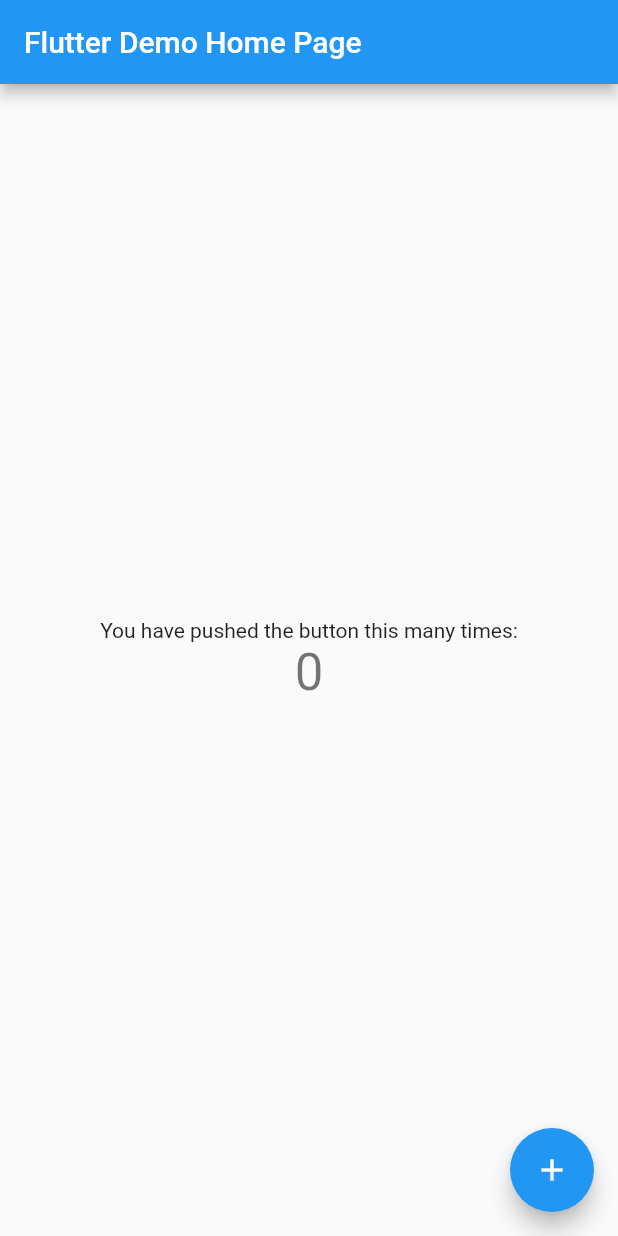
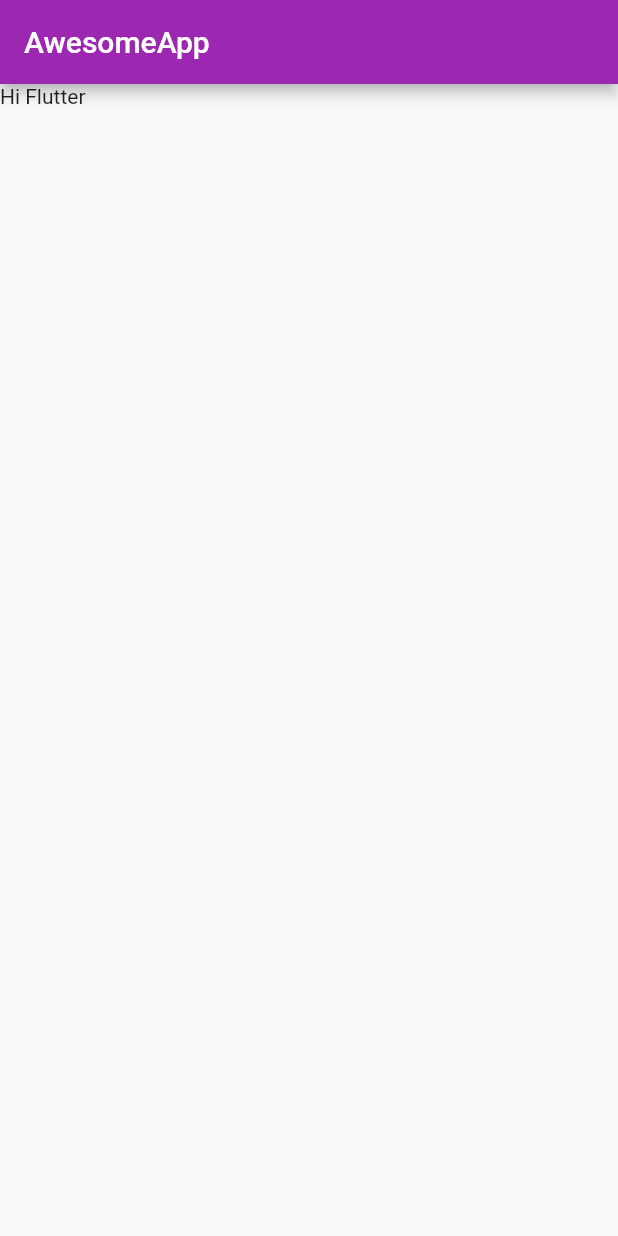
Before and after one commit to jonathas3c/flutter-basics, a Flutter app: the screen it shows after launch, on a phone screen of 412 x 824 dp. Run offline on Flutter 3.47's test engine with Material 2 defaults, Android fonts, the phone set to English and light mode, and no system bars.

Commit message:
AppBar formatted

```diff
--- a/lib/main.dart
+++ b/lib/main.dart
@@ -1,117 +1,25 @@
+
 import 'package:flutter/material.dart';
 
 void main() {
-  runApp(MyApp());
+  // WidgetsApp //MaterialApp //CupertinoApp
+  runApp(MaterialApp(
+    home: HomePage(),
+    theme: ThemeData(
+      primarySwatch: Colors.purple,
+    ),
+  ));
 }
 
-class MyApp extends StatelessWidget {
-  // This widget is the root of your application.
+class HomePage extends StatelessWidget {
   @override
   Widget build(BuildContext context) {
-    return MaterialApp(
-      title: 'Flutter Demo',
-      theme: ThemeData(
-        // This is the theme of your application.
-        //
-        // Try running your application with "flutter run". You'll see the
-        // application has a blue toolbar. Then, without quitting the app, try
-        // changing the primarySwatch below to Colors.green and then invoke
-        // "hot reload" (press "r" in the console where you ran "flutter run",
-        // or simply save your changes to "hot reload" in a Flutter IDE).
-        // Notice that the counter didn't reset back to zero; the application
-        // is not restarted.
-        primarySwatch: Colors.blue,
-        // This makes the visual density adapt to the platform that you run
-        // the app on. For desktop platforms, the controls will be smaller and
-        // closer together (more dense) than on mobile platforms.
-        visualDensity: VisualDensity.adaptivePlatformDensity,
+    return Scaffold(
+      appBar: AppBar(title: Text("AwesomeApp"),
       ),
-      home: MyHomePage(title: 'Flutter Demo Home Page'),
+      body: Container(
+        child: Text("Hi Flutter"),
+      ),
     );
   }
 }
-
-class MyHomePage extends StatefulWidget {
-  MyHomePage({Key key, this.title}) : super(key: key);
-
-  // This widget is the home page of your application. It is stateful, meaning
-  // that it has a State object (defined below) that contains fields that affect
-  // how it looks.
-
-  // This class is the configuration for the state. It holds the values (in this
-  // case the title) provided by the parent (in this case the App widget) and
-  // used by the build method of the State. Fields in a Widget subclass are
-  // always marked "final".
-
-  final String title;
-
-  @override
-  _MyHomePageState createState() => _MyHomePageState();
-}
-
-class _MyHomePageState extends State<MyHomePage> {
-  int _counter = 0;
-
-  void _incrementCounter() {
-    setState(() {
-      // This call to setState tells the Flutter framework that something has
-      // changed in this State, which causes it to rerun the build method below
-      // so that the display can reflect the updated values. If we changed
-      // _counter without calling setState(), then the build method would not be
-      // called again, and so nothing would appear to happen.
-      _counter++;
-    });
-  }
-
-  @override
-  Widget build(BuildContext context) {
-    // This method is rerun every time setState is called, for instance as done
-    // by the _incrementCounter method above.
-    //
-    // The Flutter framework has been optimized to make rerunning build methods
-    // fast, so that you can just rebuild anything that needs updating rather
-    // than having to individually change instances of widgets.
-    return Scaffold(
-      appBar: AppBar(
-        // Here we take the value from the MyHomePage object that was created by
-        // the App.build method, and use it to set our appbar title.
-        title: Text(widget.title),
-      ),
-      body: Center(
-        // Center is a layout widget. It takes a single child and positions it
-        // in the middle of the parent.
-        child: Column(
-          // Column is also a layout widget. It takes a list of children and
-          // arranges them vertically. By default, it sizes itself to fit its
-          // children horizontally, and tries to be as tall as its parent.
-          //
-          // Invoke "debug painting" (press "p" in the console, choose the
-          // "Toggle Debug Paint" action from the Flutter Inspector in Android
-          // Studio, or the "Toggle Debug Paint" command in Visual Studio Code)
-          // to see the wireframe for each widget.
-          //
-          // Column has various properties to control how it sizes itself and
-          // how it positions its children. Here we use mainAxisAlignment to
-          // center the children vertically; the main axis here is the vertical
-          // axis because Columns are vertical (the cross axis would be
-          // horizontal).
-          mainAxisAlignment: MainAxisAlignment.center,
-          children: <Widget>[
-            Text(
-              'You have pushed the button this many times:',
-            ),
-            Text(
-              '$_counter',
-              style: Theme.of(context).textTheme.headline4,
-            ),
-          ],
-        ),
-      ),
-      floatingActionButton: FloatingActionButton(
-        onPressed: _incrementCounter,
-        tooltip: 'Increment',
-        child: Icon(Icons.add),
-      ), // This trailing comma makes auto-formatting nicer for build methods.
-    );
-  }
-}
```
